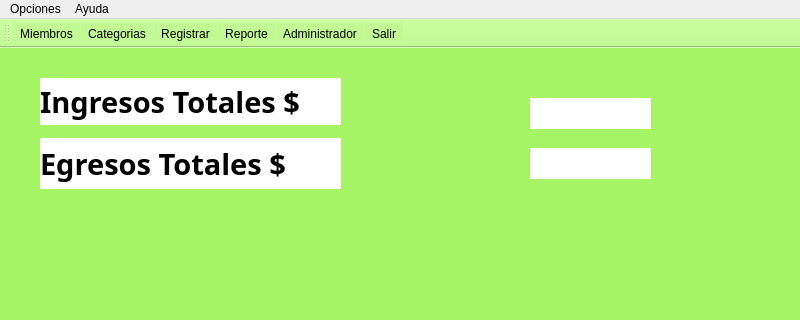
Above: principal.ui from HailNicole/App_Finanzas before the change; both pictures show x 0 to 800 and y 0 to 320 of the 800 by 600 pixel window. Below: the same form after it.
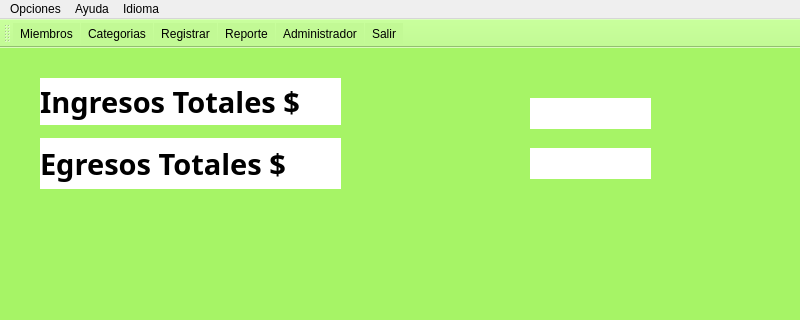
That is the form after the change. Icons and pictures are not drawn.

What changed in the file:
```diff
--- a/principal.ui
+++ b/principal.ui
@@ -139,8 +139,16 @@
     </property>
     <addaction name="actionAcerca_de"/>
    </widget>
+   <widget class="QMenu" name="menuIdioma">
+    <property name="title">
+     <string>Idioma</string>
+    </property>
+    <addaction name="actionIngles"/>
+    <addaction name="actionFrances"/>
+   </widget>
    <addaction name="menuOpciones"/>
    <addaction name="menuAcerca_de"/>
+   <addaction name="menuIdioma"/>
   </widget>
   <widget class="QStatusBar" name="statusbar"/>
   <widget class="QToolBar" name="toolBar">
```
Left out of the diff: 10 changed lines with no effect on the pictures.
